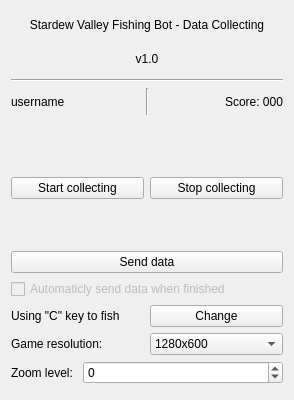
First picture: the form in designs/GUI_design_with_res.ui, repository Setti7/SVFB-GUI, before the edit.
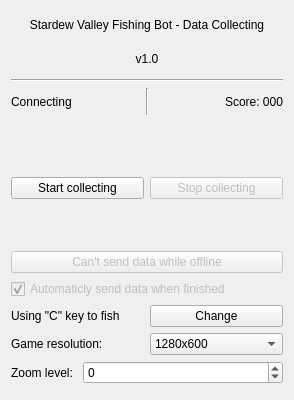
Second picture: the form after the edit. Icons and pictures are not drawn.

```diff
--- a/designs/GUI_design_with_res.ui
+++ b/designs/GUI_design_with_res.ui
@@ -76,7 +76,7 @@
           </sizepolicy>
          </property>
          <property name="text">
-          <string>username</string>
+          <string>Connecting</string>
          </property>
         </widget>
        </item>
@@ -129,6 +129,9 @@
        </item>
        <item>
         <widget class="QPushButton" name="data_stop">
+         <property name="enabled">
+          <bool>false</bool>
+         </property>
          <property name="text">
           <string>Stop collecting</string>
          </property>
@@ -154,8 +157,11 @@
      </item>
      <item>
       <widget class="QPushButton" name="send_btn">
+       <property name="enabled">
+        <bool>false</bool>
+       </property>
        <property name="text">
-        <string>Send data</string>
+        <string>Can't send data while offline</string>
        </property>
       </widget>
      </item>
@@ -171,10 +177,10 @@
         <string>Automaticly send data when finished</string>
        </property>
        <property name="checkable">
-        <bool>false</bool>
+        <bool>true</bool>
        </property>
        <property name="checked">
-        <bool>false</bool>
+        <bool>true</bool>
        </property>
       </widget>
      </item>
```
Left out of the diff: 5 changed lines with no effect on the pictures.
